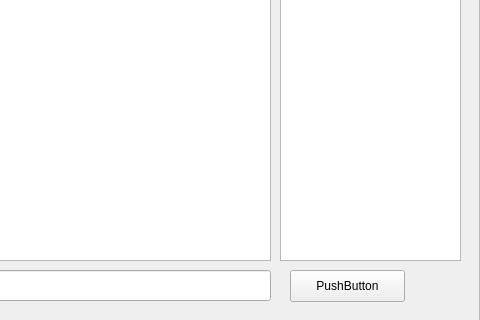
First picture: the form in SocketConn/mainwindow.ui, repository HuddsinYuan/QtDev, before the edit; both pictures show x 320 to 800 and y 180 to 500 of the 800 by 500 pixel window.
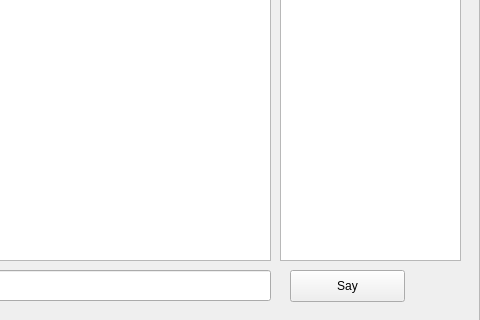
Second picture: the form after the edit. The open tabs and pages were chosen to show the change.

```diff
--- a/SocketConn/mainwindow.ui
+++ b/SocketConn/mainwindow.ui
@@ -163,7 +163,7 @@
         </rect>
        </property>
        <property name="text">
-        <string>PushButton</string>
+        <string>Say</string>
        </property>
       </widget>
      </widget>
```
Left out of the diff: 6 changed lines with no effect on the pictures.
